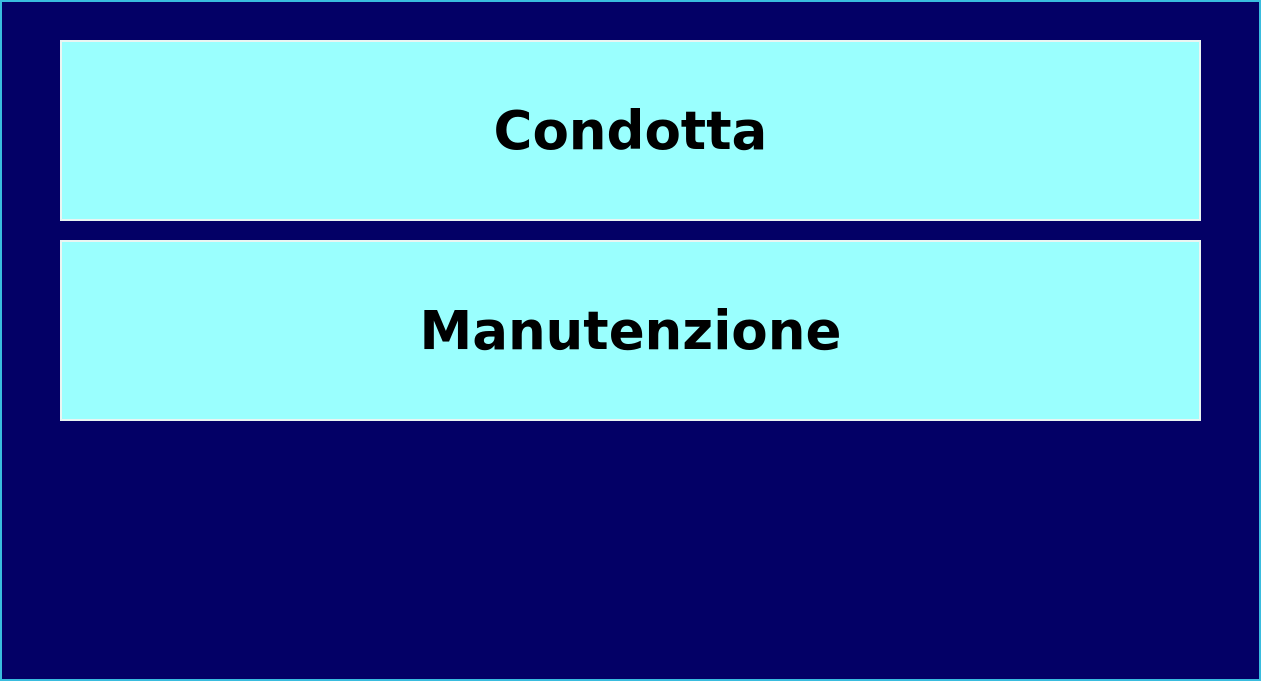
Above: firstpage.ui from infermita/sampleatm before the change. Below: the same form after it.
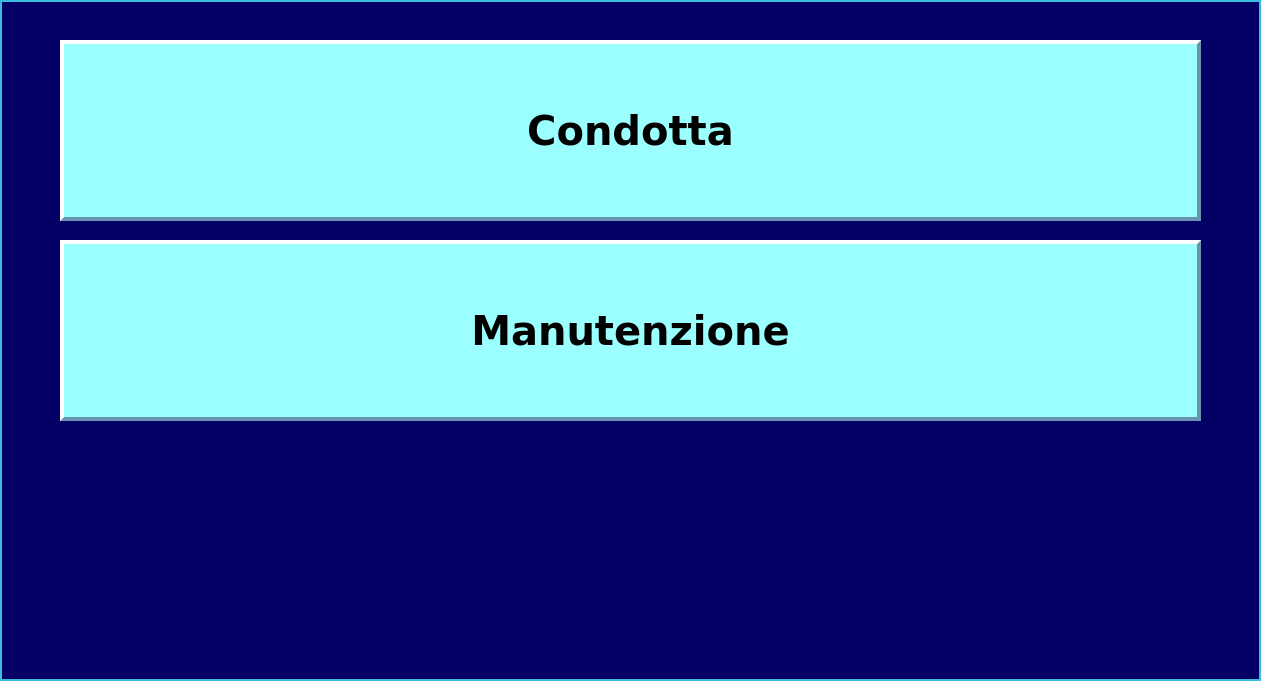
That is the form after the change.

What changed in the file:
```diff
--- a/firstpage.ui
+++ b/firstpage.ui
@@ -15,7 +15,14 @@
   </property>
   <property name="styleSheet">
    <string notr="true">QWidget { background-color : #030066; color : #fefe00;border:2px solid #39bcde }
-QPushButton { background-color : #9afffe; color : #000000;border:2px solid #eaf5f2;font: 40pt &quot;DejaVu Sans&quot;;font: bold;  }</string>
+QPushButton { background-color : #9afffe; color : #000000;border:4px solid #6b95ae;font: 30pt &quot;DejaVu Sans&quot;;font: bold;border-left-color:white;border-top-color:white  }
+QPushButton:pressed
+{
+  border:4px solid white;
+  border-left-color:#6b95ae;
+  border-top-color:#6b95ae;
+  background-color : #cccccc;
+}</string>
   </property>
   <widget class="QPushButton" name="condotta">
    <property name="geometry">
@@ -29,7 +36,7 @@
    <property name="font">
     <font>
      <family>DejaVu Sans</family>
-     <pointsize>40</pointsize>
+     <pointsize>30</pointsize>
      <weight>75</weight>
      <italic>false</italic>
      <bold>true</bold>
@@ -54,7 +61,7 @@
    <property name="font">
     <font>
      <family>DejaVu Sans</family>
-     <pointsize>40</pointsize>
+     <pointsize>30</pointsize>
      <weight>75</weight>
      <italic>false</italic>
      <bold>true</bold>
```
